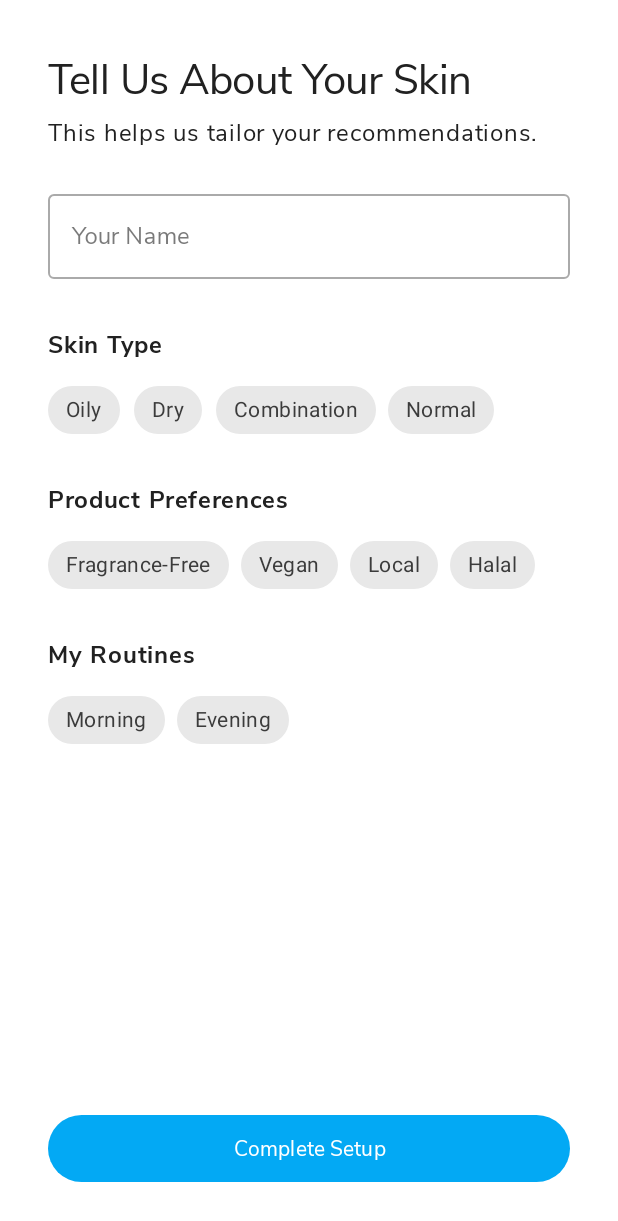
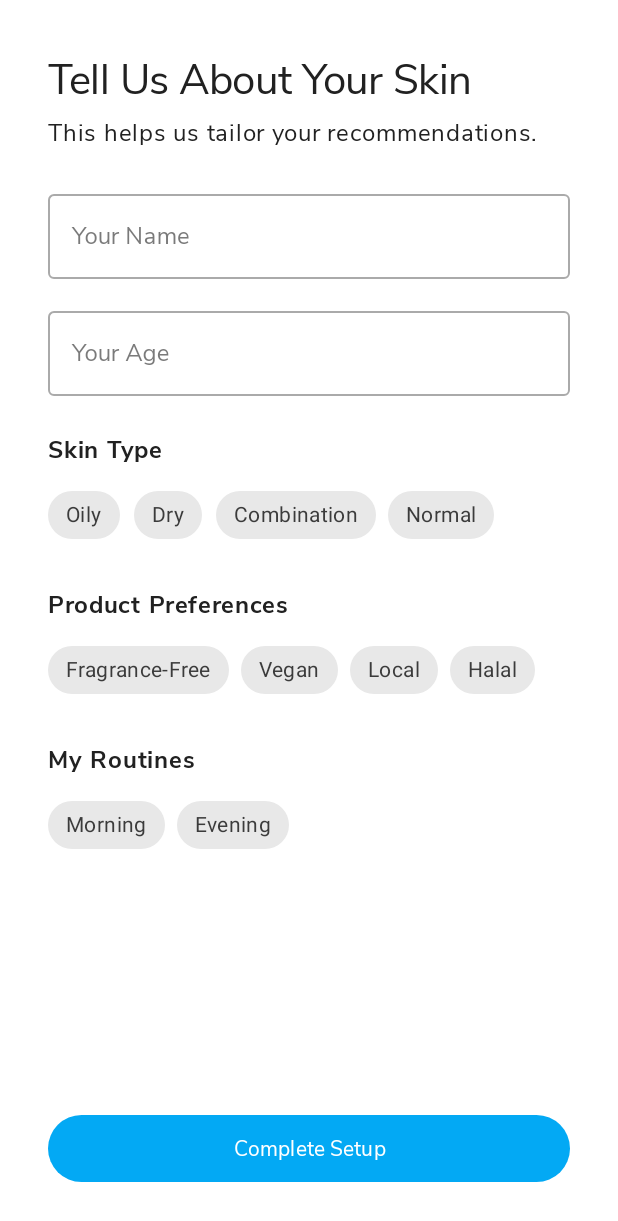
Before and after one commit to jerrover/UTS-UAS_Mobile_App_Programming, an Android app: the ProfileSetupFragment screen opened through its navigation route, after a tap on "Complete Setup", on a phone screen of 412 x 824 dp. Shown: the top 1221 px of the screen. Run offline under Robolectric (Android 15) with nearby library versions, the phone set to English and light mode, and no system bars.

Commit message:
Update - Dynamic Age user input

```diff
--- a/app/src/main/java/com/example/dermamindapp/data/PreferencesHelper.kt
+++ b/app/src/main/java/com/example/dermamindapp/data/PreferencesHelper.kt
@@ -10,6 +10,7 @@ class PreferencesHelper(context: Context) {
 
     companion object {
         const val KEY_USER_NAME = "key_user_name"
+        const val KEY_USER_AGE = "key_user_age"
         const val KEY_SKIN_TYPE = "key_skin_type"
         const val KEY_PREFERENCES = "key_preferences"
         const val KEY_ONBOARDING_COMPLETED = "key_onboarding_completed"
--- a/app/src/main/java/com/example/dermamindapp/ui/fragment/ProfileFragment.kt
+++ b/app/src/main/java/com/example/dermamindapp/ui/fragment/ProfileFragment.kt
@@ -17,6 +17,7 @@ import com.google.android.material.dialog.MaterialAlertDialogBuilder
 class ProfileFragment : Fragment() {
 
     private lateinit var tvUserName: TextView
+    private lateinit var tvUserAge: TextView
     private lateinit var tvSkinType: TextView
     private lateinit var tvPreferences: TextView
     private lateinit var tvRoutines: TextView
@@ -36,6 +37,7 @@ class ProfileFragment : Fragment() {
 
         // Initialize TextViews from layout
         tvUserName = view.findViewById(R.id.profile_name)
+        tvUserAge = view.findViewById(R.id.profile_age)
         tvSkinType = view.findViewById(R.id.tvSkinTypeValue)
         tvPreferences = view.findViewById(R.id.tvPreferencesValue)
         tvRoutines = view.findViewById(R.id.tvRoutinesValue)
@@ -51,11 +53,13 @@ class ProfileFragment : Fragment() {
 
     private fun loadProfileData() {
         val userName = prefsHelper.getString(PreferencesHelper.KEY_USER_NAME)
+        val userAge = prefsHelper.getString(PreferencesHelper.KEY_USER_AGE)
         val skinType = prefsHelper.getString(PreferencesHelper.KEY_SKIN_TYPE)
         val preferences = prefsHelper.getString(PreferencesHelper.KEY_PREFERENCES)
         val routines = prefsHelper.getString(PreferencesHelper.KEY_ROUTINES)
 
         tvUserName.text = userName ?: "User"
+        tvUserAge.text = "Age ${userAge ?: "Not set"}"
         tvSkinType.text = skinType ?: "Not set"
         tvPreferences.text = preferences ?: "Not set"
         tvRoutines.text = routines ?: "Not set"
--- a/app/src/main/java/com/example/dermamindapp/ui/fragment/ProfileSetupFragment.kt
+++ b/app/src/main/java/com/example/dermamindapp/ui/fragment/ProfileSetupFragment.kt
@@ -29,6 +29,7 @@ class ProfileSetupFragment : Fragment() {
 
         val completeButton: Button = view.findViewById(R.id.completeButton)
         val nameEditText: EditText = view.findViewById(R.id.nameEditText)
+        val ageEditText: EditText = view.findViewById(R.id.ageEditText)
         val skinTypeChipGroup: ChipGroup = view.findViewById(R.id.skinTypeChipGroup)
         val preferencesChipGroup: ChipGroup = view.findViewById(R.id.preferencesChipGroup)
         val routinesChipGroup: ChipGroup = view.findViewById(R.id.routinesChipGroup)
@@ -36,8 +37,15 @@ class ProfileSetupFragment : Fragment() {
 
         completeButton.setOnClickListener {
             val name = nameEditText.text.toString().trim()
+            val age = ageEditText.text.toString().trim()
+
             if (name.isEmpty()) {
                 Toast.makeText(requireContext(), "Please enter your name.", Toast.LENGTH_SHORT).show()
+                return@setOnClickListener
+            }
+
+            if (age.isEmpty() || age.toIntOrNull() ?: 0 <= 0) {
+                Toast.makeText(requireContext(), "Please enter a valid age.", Toast.LENGTH_SHORT).show()
                 return@setOnClickListener
             }
 
@@ -61,6 +69,7 @@ class ProfileSetupFragment : Fragment() {
 
             // Simpan Data Pengguna
             prefsHelper.saveString(PreferencesHelper.KEY_USER_NAME, name)
+            prefsHelper.saveString(PreferencesHelper.KEY_USER_AGE, age)
 
             val selectedSkinTypeChip: Chip = view.findViewById(selectedSkinTypeId)
             prefsHelper.saveString(PreferencesHelper.KEY_SKIN_TYPE, selectedSkinTypeChip.text.toString())
--- a/app/src/main/res/layout/fragment_profile.xml
+++ b/app/src/main/res/layout/fragment_profile.xml
@@ -24,6 +24,7 @@
         android:textAppearance="?attr/textAppearanceHeading2" />
 
     <TextView
+        android:id="@+id/profile_age"
         android:layout_width="wrap_content"
         android:layout_height="wrap_content"
         android:text="@string/profile_age"
--- a/app/src/main/res/layout/fragment_profile_setup.xml
+++ b/app/src/main/res/layout/fragment_profile_setup.xml
@@ -48,17 +48,35 @@
                 android:layout_height="wrap_content" />
         </com.google.android.material.textfield.TextInputLayout>
 
+        <com.google.android.material.textfield.TextInputLayout
+            android:id="@+id/ageInputLayout"
+            style="@style/Widget.MaterialComponents.TextInputLayout.OutlinedBox"
+            android:layout_width="0dp"
+            android:layout_height="wrap_content"
+            android:layout_marginTop="16dp"
+            android:hint="Your Age"
+            app:layout_constraintEnd_toEndOf="parent"
+            app:layout_constraintStart_toStartOf="parent"
+            app:layout_constraintTop_toBottomOf="@id/nameInputLayout">
+
+            <com.google.android.material.textfield.TextInputEditText
+                android:id="@+id/ageEditText"
+                android:layout_width="match_parent"
+                android:layout_height="wrap_content"
+                android:inputType="number" />
+        </com.google.android.material.textfield.TextInputLayout>
+
 
         <TextView
             android:id="@+id/skinTypeLabel"
             android:layout_width="wrap_content"
             android:layout_height="wrap_content"
-            android:layout_marginTop="32dp"
+            android:layout_marginTop="24dp"
             android:text="@string/profile_setup_skin_type_label"
             android:textAppearance="?attr/textAppearanceBody"
             android:textStyle="bold"
             app:layout_constraintStart_toStartOf="parent"
-            app:layout_constraintTop_toBottomOf="@id/nameInputLayout" />
+            app:layout_constraintTop_toBottomOf="@id/ageInputLayout" />
 
         <com.google.android.material.chip.ChipGroup
             android:id="@+id/skinTypeChipGroup"
```
